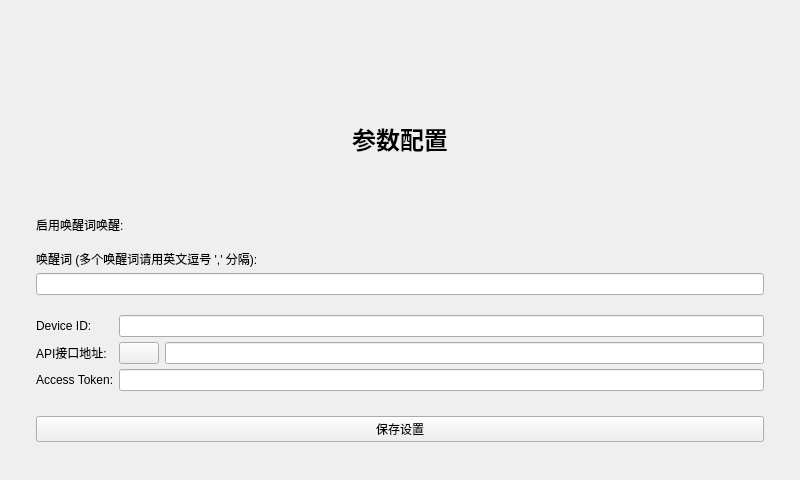
This is src/display/gui_display.ui in huangjunsen0406/py-xiaozhi as Qt 5 draws it before an edit. The edited form follows.
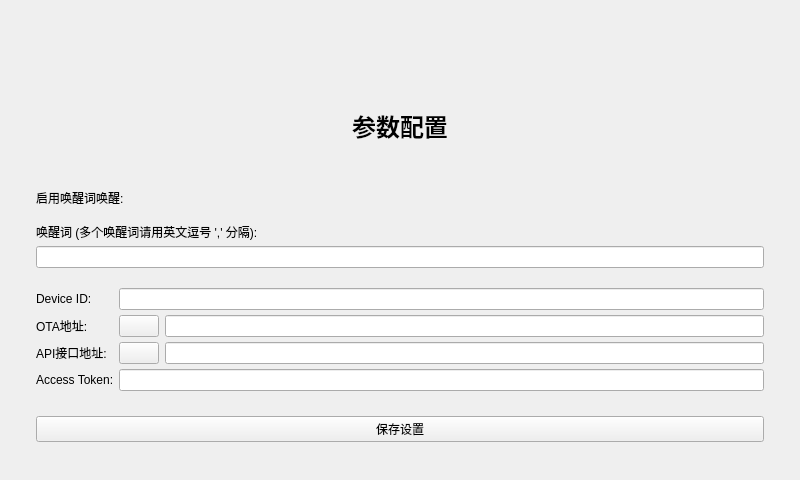
This is the edited form. The open tabs and pages were chosen to show the change. Custom widgets are drawn as their Qt base class.

Commit message: fix(pyqt): 新增ota地址修改

The edit to the form file:
```diff
--- a/src/display/gui_display.ui
+++ b/src/display/gui_display.ui
@@ -461,13 +461,58 @@
              <widget class="LineEdit" name="deviceIdLineEdit"/>
             </item>
             <item row="1" column="0">
+             <widget class="QLabel" name="otaUrlLabel">
+              <property name="text">
+               <string>OTA地址:</string>
+              </property>
+             </widget>
+            </item>
+            <item row="1" column="1">
+             <widget class="QWidget" name="otaUrlContainerWidget" native="true">
+              <layout class="QHBoxLayout" name="otaUrlInnerLayout">
+               <property name="leftMargin">
+                <number>0</number>
+               </property>
+               <property name="topMargin">
+                <number>0</number>
+               </property>
+               <property name="rightMargin">
+                <number>0</number>
+               </property>
+               <property name="bottomMargin">
+                <number>0</number>
+               </property>
+               <item>
+                <widget class="ComboBox" name="otaProtocolComboBox">
+                 <property name="sizePolicy">
+                  <sizepolicy hsizetype="Minimum" vsizetype="Fixed">
+                   <horstretch>0</horstretch>
+                   <verstretch>0</verstretch>
+                  </sizepolicy>
+                 </property>
+                </widget>
+               </item>
+               <item>
+                <widget class="LineEdit" name="otaAddressLineEdit">
+                 <property name="sizePolicy">
+                  <sizepolicy hsizetype="Expanding" vsizetype="Fixed">
+                   <horstretch>1</horstretch>
+                   <verstretch>0</verstretch>
+                  </sizepolicy>
+                 </property>
+                </widget>
+               </item>
+              </layout>
+             </widget>
+            </item>
+            <item row="2" column="0">
              <widget class="QLabel" name="websocketUrlLabel">
               <property name="text">
                <string>API接口地址:</string>
               </property>
              </widget>
             </item>
-            <item row="1" column="1">
+            <item row="2" column="1">
              <widget class="QWidget" name="wsUrlContainerWidget" native="true">
               <layout class="QHBoxLayout" name="wsUrlInnerLayout">
                <property name="leftMargin">
@@ -505,14 +550,14 @@
               </layout>
              </widget>
             </item>
-            <item row="2" column="0">
+            <item row="3" column="0">
              <widget class="QLabel" name="websocketTokenLabel">
               <property name="text">
                <string>Access Token:</string>
               </property>
              </widget>
             </item>
-            <item row="2" column="1">
+            <item row="3" column="1">
              <widget class="LineEdit" name="wsTokenLineEdit"/>
             </item>
            </layout>
```
The commit also changes 4 other files.
